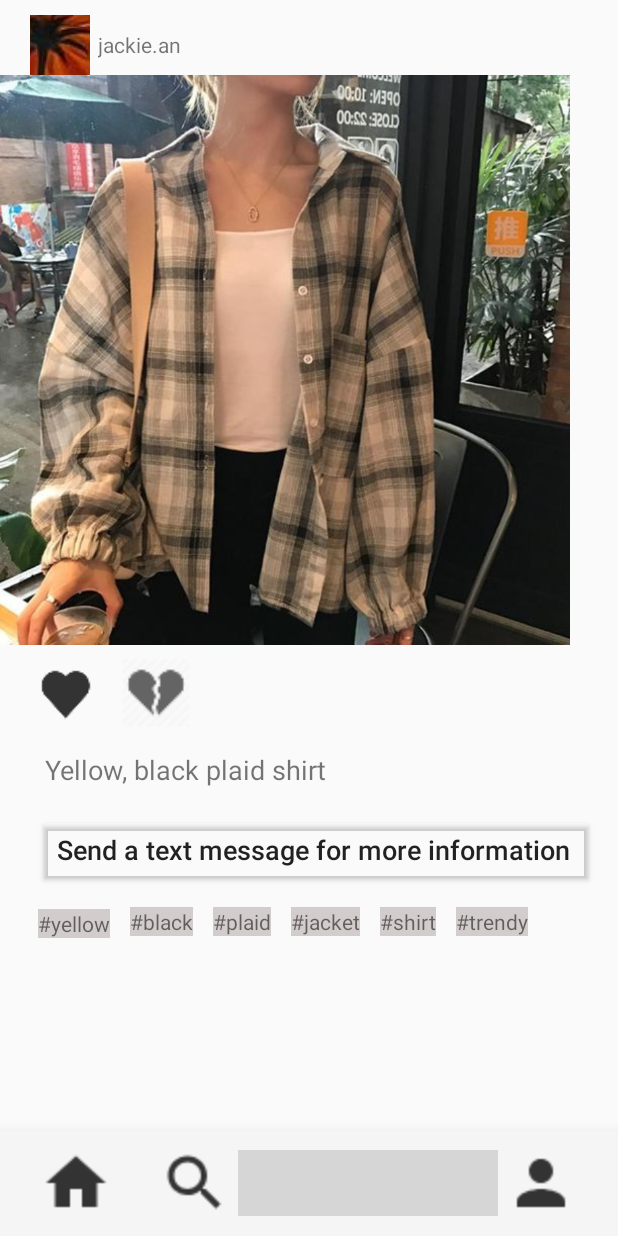
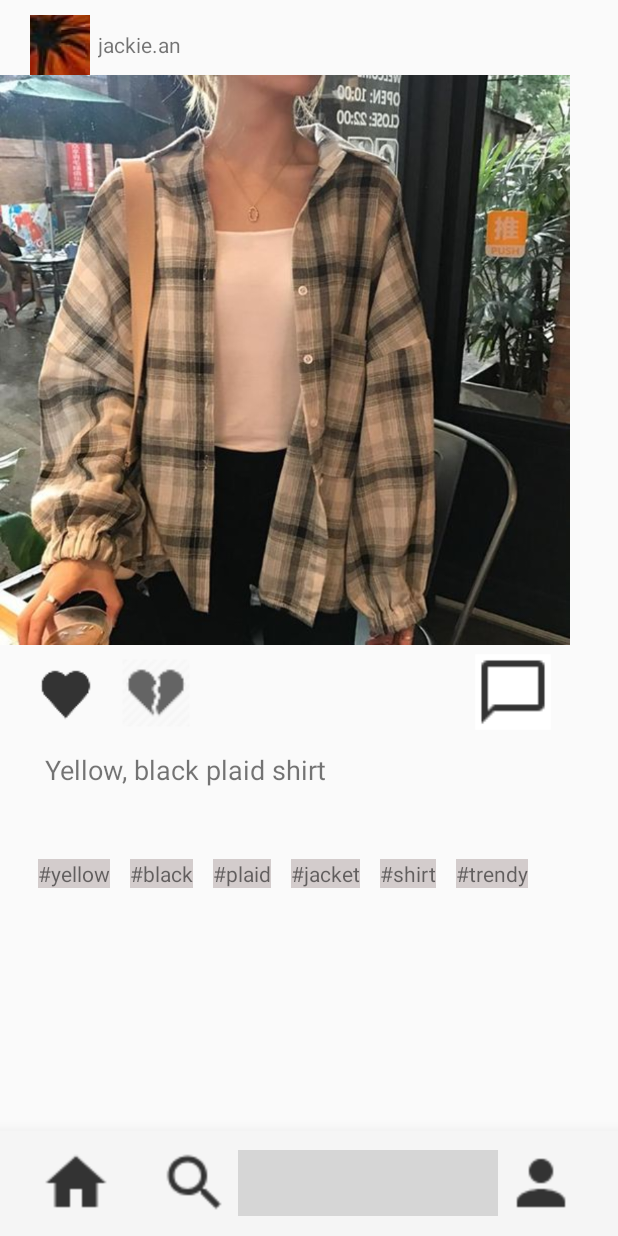
Before and after one commit to sliu7714/xenia_ellehacks, an Android app: the screen it shows after launch (HomeActivity), after a tap on an icon or button, on a phone screen of 412 x 824 dp. Run offline under Robolectric (Android 15) with nearby library versions, the phone set to English and light mode, and no system bars; grey boxes are pictures that could not be loaded.

Commit message:
layout edited

```diff
--- a/app/src/main/res/layout/fragment_explore.xml
+++ b/app/src/main/res/layout/fragment_explore.xml
@@ -98,25 +98,26 @@
             android:textSize="18sp" />
 
 
-        <Button
-            android:id="@+id/button"
+        <ImageButton
+            android:id="@+id/text_btn"
             android:layout_width="wrap_content"
             android:layout_height="wrap_content"
-            android:layout_below="@id/desc"
-            android:layout_marginLeft="25dp"
-            android:layout_marginTop="-20dp"
-            android:backgroundTint="@color/Transparent"
-            android:text="Send a text message for more information "
-            android:textSize="18dp"
-            android:textAllCaps="false" />
+            android:layout_below="@id/post_image"
+            android:layout_marginLeft="330dp"
+            android:layout_marginTop="19dp"
+            android:layout_marginBottom="5dp"
+            android:background="@color/White"
+            android:scaleX="2.1"
+            android:scaleY="2.1"
+            app:srcCompat="@drawable/chat_icon" />
 
         <TextView
             android:id="@+id/textView3"
             android:layout_width="wrap_content"
             android:layout_height="wrap_content"
-            android:layout_below="@id/button"
+            android:layout_below="@id/desc"
             android:layout_marginLeft="25dp"
-            android:layout_marginTop="15dp"
+            android:layout_marginTop="10dp"
             android:text="#yellow"
             android:background="@color/Grey"/>
 
@@ -124,9 +125,9 @@
             android:id="@+id/textView4"
             android:layout_width="wrap_content"
             android:layout_height="wrap_content"
-            android:layout_below="@id/button"
+            android:layout_below="@id/desc"
             android:layout_marginLeft="13dp"
-            android:layout_marginTop="14dp"
+            android:layout_marginTop="10dp"
             android:layout_toRightOf="@id/textView3"
             android:background="@color/Grey"
             android:text="#black" />
@@ -135,9 +136,9 @@
             android:id="@+id/textView5"
             android:layout_width="wrap_content"
             android:layout_height="wrap_content"
-            android:layout_below="@id/button"
+            android:layout_below="@id/desc"
             android:layout_marginLeft="13dp"
-            android:layout_marginTop="14dp"
+            android:layout_marginTop="10dp"
             android:layout_toRightOf="@id/textView4"
             android:background="@color/Grey"
             android:text="#plaid" />
@@ -146,9 +147,9 @@
             android:id="@+id/textView6"
             android:layout_width="wrap_content"
             android:layout_height="wrap_content"
-            android:layout_below="@id/button"
+            android:layout_below="@id/desc"
             android:layout_marginLeft="13dp"
-            android:layout_marginTop="14dp"
+            android:layout_marginTop="10dp"
             android:layout_toRightOf="@id/textView5"
             android:background="@color/Grey"
             android:text="#jacket" />
@@ -157,9 +158,9 @@
             android:id="@+id/textView7"
             android:layout_width="wrap_content"
             android:layout_height="wrap_content"
-            android:layout_below="@id/button"
+            android:layout_below="@id/desc"
             android:layout_marginLeft="13dp"
-            android:layout_marginTop="14dp"
+            android:layout_marginTop="10dp"
             android:layout_toRightOf="@id/textView6"
             android:background="@color/Grey"
             android:text="#shirt" />
@@ -168,9 +169,9 @@
             android:id="@+id/textView8"
             android:layout_width="wrap_content"
             android:layout_height="wrap_content"
-            android:layout_below="@id/button"
+            android:layout_below="@id/desc"
             android:layout_marginLeft="13dp"
-            android:layout_marginTop="14dp"
+            android:layout_marginTop="10dp"
             android:layout_toRightOf="@id/textView7"
             android:background="@color/Grey"
             android:text="#trendy" />
```
